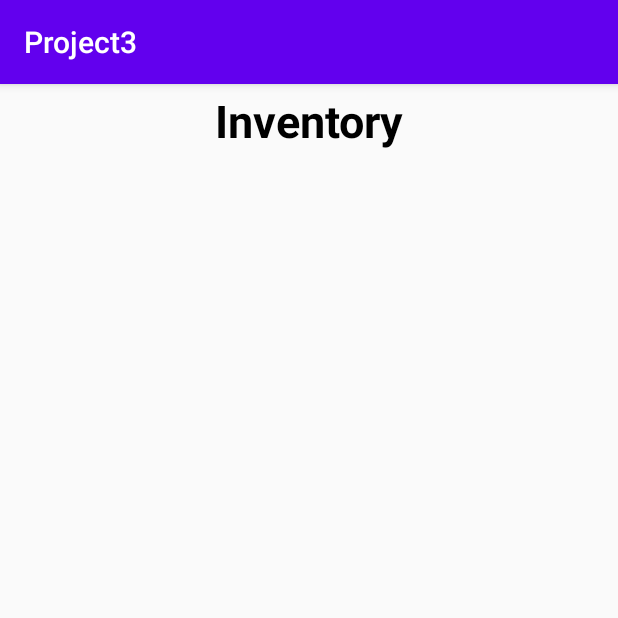
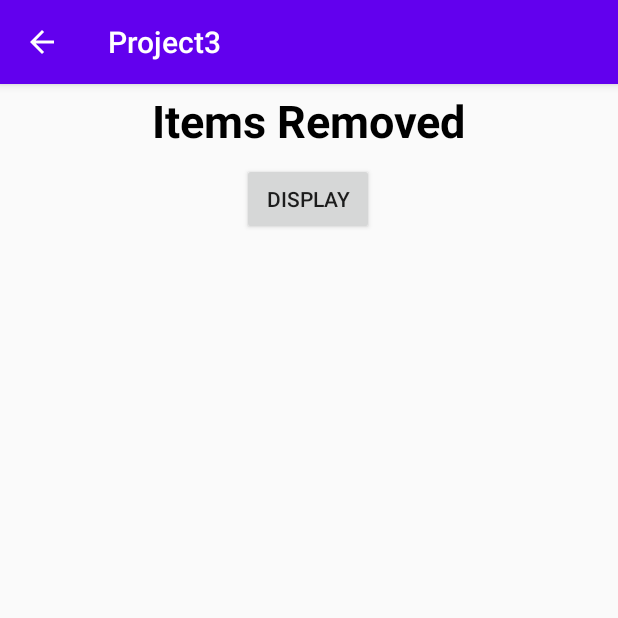
Before and after one commit to Smacias777/WarehouseApp_AndroidApp, an Android app: the Inventory2 screen opened directly, with no data from a screen before it, on a phone screen of 412 x 824 dp, the top half of it. Run offline under Robolectric (Android 15) with nearby library versions, the phone set to English and light mode, and no system bars; our stand-ins replace Firebase (no records; nobody signed in at launch, a user with empty details on screens opened directly).

Commit message:
Scan Out page complete. 'Removed Items' page now prints all the items that have been removed from the database.

```diff
--- a/app/src/main/res/layout/activity_inventory2.xml
+++ b/app/src/main/res/layout/activity_inventory2.xml
@@ -6,12 +6,29 @@
     android:layout_height="match_parent"
     tools:context=".Inventory2">
 
+    <LinearLayout
+        android:id="@+id/linearLayout"
+        android:layout_width="0dp"
+        android:layout_height="0dp"
+        android:orientation="vertical"
+        app:layout_constraintBottom_toBottomOf="parent"
+        app:layout_constraintEnd_toEndOf="parent"
+        app:layout_constraintStart_toStartOf="parent"
+        app:layout_constraintTop_toBottomOf="@+id/display_button">
+
+        <ListView
+            android:id="@+id/theList2"
+            android:layout_width="match_parent"
+            android:layout_height="match_parent" />
+
+    </LinearLayout>
+
     <TextView
-        android:id="@+id/textView"
+        android:id="@+id/header_text"
         android:layout_width="wrap_content"
         android:layout_height="wrap_content"
         android:layout_marginTop="4dp"
-        android:text="Inventory"
+        android:text="Items Removed"
         android:textColor="#000000"
         android:textSize="30sp"
         android:textStyle="bold"
@@ -19,4 +36,16 @@
         app:layout_constraintStart_toStartOf="parent"
         app:layout_constraintTop_toTopOf="parent" />
 
+    <Button
+        android:id="@+id/display_button"
+        android:layout_width="wrap_content"
+        android:layout_height="wrap_content"
+        android:layout_marginTop="8dp"
+        android:onClick="testing"
+        android:text="Display"
+        app:layout_constraintEnd_toEndOf="parent"
+        app:layout_constraintHorizontal_bias="0.498"
+        app:layout_constraintStart_toStartOf="parent"
+        app:layout_constraintTop_toBottomOf="@+id/header_text" />
+
 </androidx.constraintlayout.widget.ConstraintLayout>
--- a/app/src/main/res/layout/activity_scan_out.xml
+++ b/app/src/main/res/layout/activity_scan_out.xml
@@ -47,7 +47,7 @@
         android:layout_marginBottom="13dp"
         android:backgroundTint="#292626"
         android:onClick="test"
-        android:text="@string/inventory2"
+        android:text="Removed Items"
         android:textColor="#FF5722"
         android:textSize="24sp"
         android:textStyle="bold"
```
Also changed, not shown: app/src/main/AndroidManifest.xml (+6 -2 lines), app/src/main/java/com/example/project3/Inventory2.java (+128 -2 lines).
